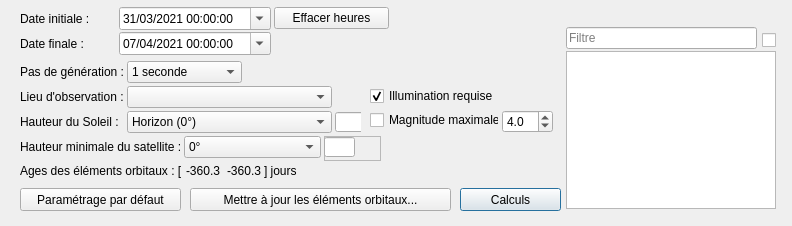
Old version of the form src/interface/onglets/previsions/calculsprevisions.ui in the repository mconsidine/previsat_archive.
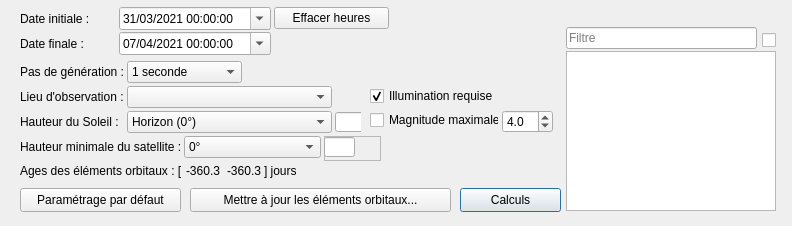
New version of the form.

What changed in the file:
```diff
--- a/src/interface/onglets/previsions/calculsprevisions.ui
+++ b/src/interface/onglets/previsions/calculsprevisions.ui
@@ -103,7 +103,7 @@
      <x>566</x>
      <y>51</y>
      <width>210</width>
-     <height>158</height>
+     <height>160</height>
     </rect>
    </property>
    <property name="font">
@@ -283,7 +283,7 @@
      <x>460</x>
      <y>188</y>
      <width>101</width>
-     <height>23</height>
+     <height>24</height>
     </rect>
    </property>
    <property name="font">
@@ -695,7 +695,7 @@
      <x>20</x>
      <y>188</y>
      <width>161</width>
-     <height>23</height>
+     <height>24</height>
     </rect>
    </property>
    <property name="font">
@@ -797,7 +797,7 @@
      <x>190</x>
      <y>188</y>
      <width>261</width>
-     <height>23</height>
+     <height>24</height>
     </rect>
    </property>
    <property name="text">
```
